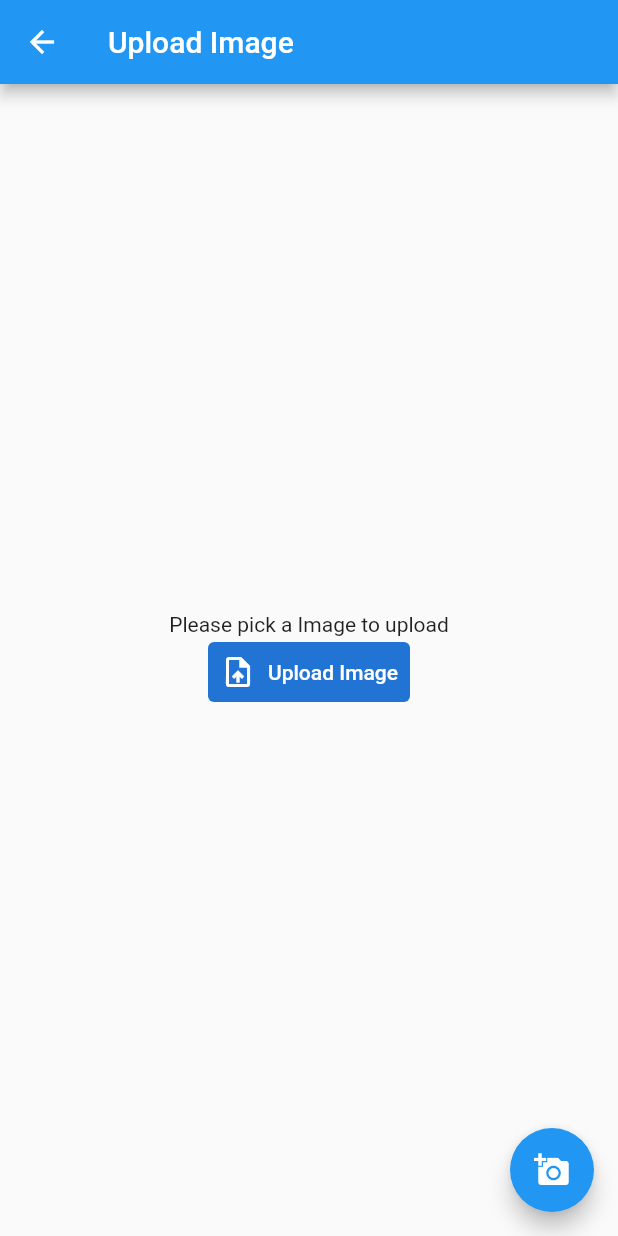
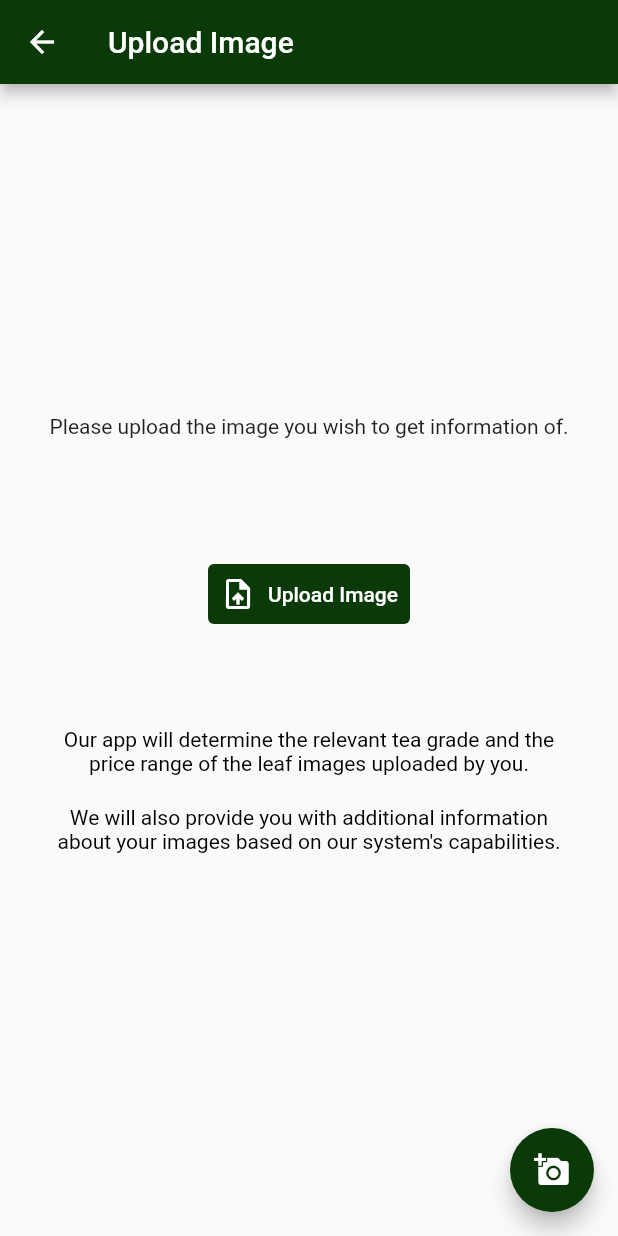
Before and after one commit to PariHansika/QualiTea-UI, a Flutter app: the uploadImage screen opened directly, on a phone screen of 412 x 824 dp. Run offline on Flutter 3.47's test engine with Material 2 defaults, Android fonts, the phone set to English and light mode, and no system bars; our stand-ins replace image_picker.

Commit message:
did few changes in image upload page

```diff
--- a/lib/uploadImage.dart
+++ b/lib/uploadImage.dart
@@ -1,10 +1,11 @@
 import 'package:flutter/material.dart';
 import 'dart:io';
 import 'dart:convert';
-
 import 'package:image_picker/image_picker.dart';
 // import 'package:http/http.dart' as http;
 // import 'package:image_picker/image_picker.dart';
+
+
 
 class uploadImage extends StatefulWidget {
   uploadImage() : super();
@@ -12,6 +13,7 @@ class uploadImage extends StatefulWidget {
   final String title = "Upload Image";
 
   uploadImageDemo createState() => uploadImageDemo();
+
 }
 
 
@@ -34,36 +36,66 @@ class uploadImageDemo extends State<uploadImage> {
 
   Widget build (BuildContext context) {
     return Scaffold(
+
       appBar: AppBar(
         title: Text(widget.title),
+        backgroundColor:Color.fromARGB(255, 9, 58, 7),
       ),
       body: Center(
         child: Column(
           mainAxisAlignment: MainAxisAlignment.center,
           children: <Widget>[
             SelectedImage == null
-            ? Text("Please pick a Image to upload")
+            ? Text("Please upload the image you wish to get information of.")
             : Image.file(SelectedImage!),
-            TextButton.icon(
-              style: ButtonStyle(
-                backgroundColor: MaterialStateProperty.all(Color.fromARGB(255, 33, 116, 211),)
+            Padding(
+          padding: EdgeInsets.only(top: 80.0),
+          child: TextButton.icon(
+            style: ButtonStyle(
+                backgroundColor: MaterialStateProperty.all(Color.fromARGB(255, 9, 58, 7),
+                ),
               ),
               onPressed: () {},
               icon: Icon(Icons.upload_file,color: Colors.white),
               label: Text("Upload Image",
               style: TextStyle(
                 color: Colors.white,
-              ),),)
+              ),),),),
+              Padding(
+                padding: EdgeInsets.all(35.0),
+                child: Column(
+                  children: [
+              SizedBox(height: 30),
+              Text(
+                "Our app will determine the relevant tea grade and the price range of the leaf images uploaded by you.",
+                textAlign: TextAlign.center,
+                style: TextStyle(
+                  color: Colors.black,
+                ),
+              ),
+              SizedBox(height: 20),
+              Text(
+                "We will also provide you with additional information about your images based on our system's capabilities.",
+                textAlign: TextAlign.center,
+                style: TextStyle(
+                  color: Colors.black,
+                ),
+              ),
           ],
         ),
        ),
+          ],
+        ),
+      ),
        floatingActionButton: FloatingActionButton(
         onPressed: getImage,
-        child: Icon(Icons.add_a_photo),
+        backgroundColor: Color.fromARGB(255, 9, 58, 7),
+        child: Icon(Icons.add_a_photo ,),
+        // foregroundColor: Color.fromARGB(255, 9, 58, 7),
         ),
     );
   }
-
+}
   // Future<File>? file;
   // String status = '';
 
@@ -143,4 +175,3 @@ class uploadImageDemo extends State<uploadImage> {
 //               ])),
 //     );
 //   }
-}
```
